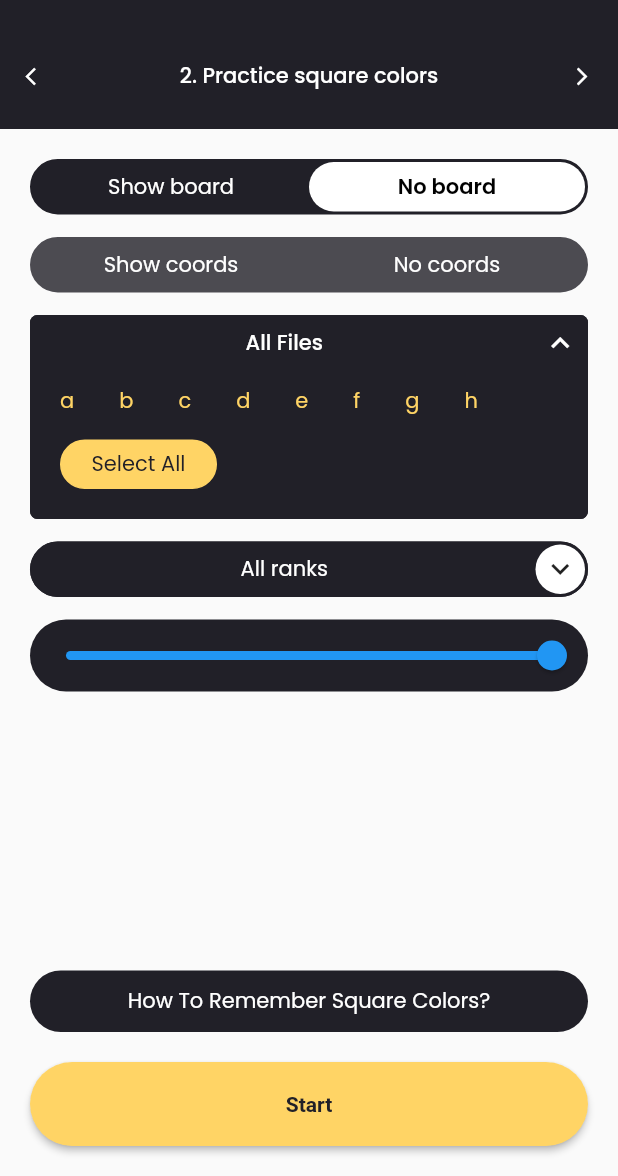
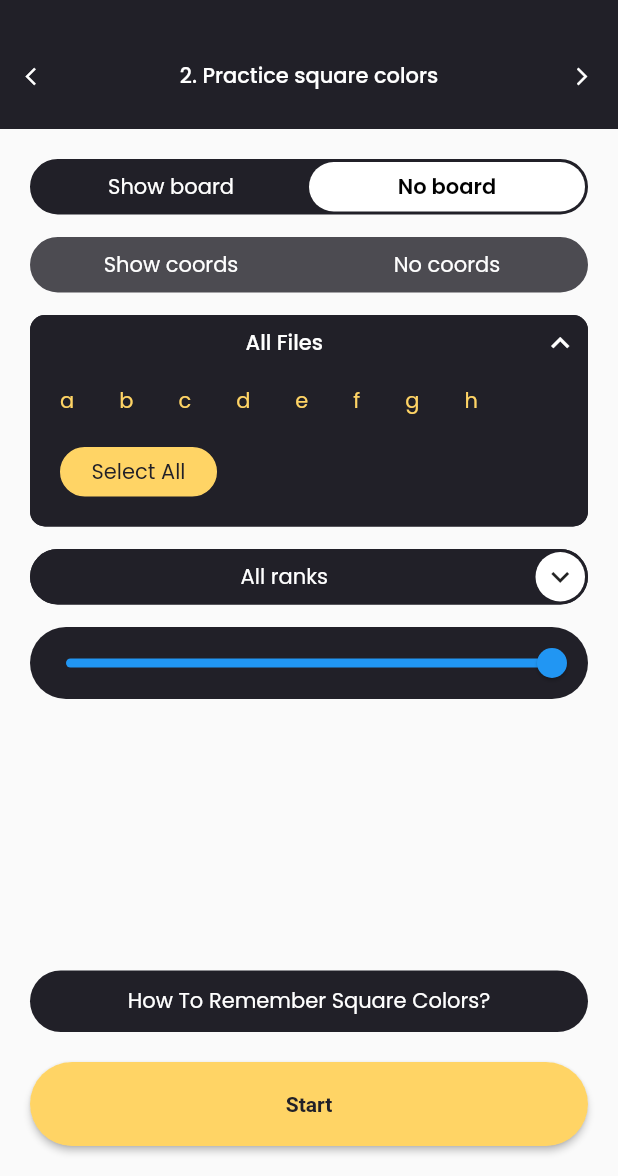
Before and after one commit to dipanshparmar/blindfold-chess, a Flutter app: the HomePage screen opened by its route, after a tap on the "arrow forward ios" icon, after a tap on "All Files", on a phone screen of 412 x 824 dp, the part 60-1236 px from its top. Run offline on Flutter 3.47's test engine with Material 2 defaults, Android fonts, the phone set to English and light mode, and no system bars; drawn by our look-alikes of syncfusion_flutter_sliders; our stand-ins replace flutter_svg, sticky_headers; missing offline and left inert: syncfusion_flutter_core.

Commit message:
updated border radius for expanded tile and added some distance between the buttonc

```diff
--- a/lib/widgets/custom_expansion_tile.dart
+++ b/lib/widgets/custom_expansion_tile.dart
@@ -65,7 +65,7 @@ class _CustomExpansionTileState extends State<CustomExpansionTile> {
       decoration: BoxDecoration(
         color: Theme.of(context).primaryColor,
         borderRadius: isExpanded
-            ? BorderRadius.circular(5)
+            ? BorderRadius.circular(10)
             : BorderRadius.circular(
                 100,
               ),
@@ -83,8 +83,8 @@ class _CustomExpansionTileState extends State<CustomExpansionTile> {
                 color: Theme.of(context).primaryColor,
                 borderRadius: isExpanded
                     ? const BorderRadius.only(
-                        topRight: Radius.circular(5),
-                        topLeft: Radius.circular(5),
+                        topRight: Radius.circular(10),
+                        topLeft: Radius.circular(10),
                       )
                     : BorderRadius.circular(100),
                 border: Border.all(
@@ -136,8 +136,8 @@ class _CustomExpansionTileState extends State<CustomExpansionTile> {
                 color: Theme.of(context)
                     .primaryColor, // this is important so that GestureDetector takes in the padding in account
                 borderRadius: const BorderRadius.only(
-                  bottomLeft: Radius.circular(5),
-                  bottomRight: Radius.circular(5),
+                  bottomLeft: Radius.circular(10),
+                  bottomRight: Radius.circular(10),
                 ),
               ),
               child: Column(
@@ -185,7 +185,7 @@ class _CustomExpansionTileState extends State<CustomExpansionTile> {
                     }).toList(),
                   ),
                   const SizedBox(
-                    height: 15,
+                    height: 20,
                   ),
                   GestureDetector(
                     onTap: () {
```
